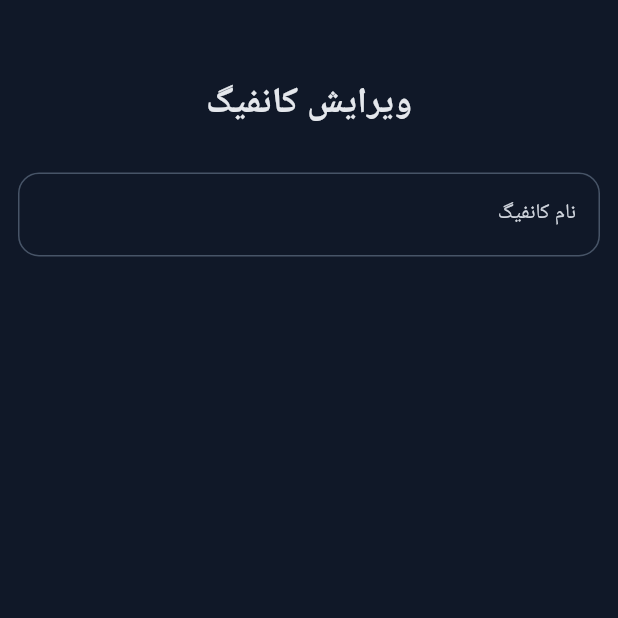
After one commit to RaminBgrn/kivi_vpn, a Flutter app: the EditConfigScreen screen opened directly, on a phone screen of 412 x 824 dp, the top half of it. The commit adds this screen. Run offline on Flutter 3.47's test engine with Material 3 defaults, Android fonts, the phone set to English and light mode, and no system bars; our stand-ins replace auto_size_text, dashed_circular_progress_bar, draggable_home, expandable_page_view, flutter_svg, gap and 7 more; missing offline and left inert: flutter_internet_speed_test, flutter_v2ray, ip_country_lookup, qr_code_scanner, svg_flag; accounts and stored records are empty; Roboto replaces fonts that are missing (Vazirmatn).

```diff
--- a/lib/core/base_controller.dart
+++ b/lib/core/base_controller.dart
@@ -1,6 +1,6 @@
 import 'package:get/get.dart';
 import 'package:kivi_vpn/core/i_shared_preference.dart';
-import 'package:kivi_vpn/core/v2ray_controller.dart';
+import 'package:kivi_vpn/features/feature_v2ray/controller/v2ray_controller.dart';
 import 'package:kivi_vpn/features/feature_home/controller/home_controller.dart';
 import 'package:kivi_vpn/features/feature_speed_test/controller/speed_test_controller.dart';
 
--- a/lib/features/feature_configs/screen/configs_screen.dart
+++ b/lib/features/feature_configs/screen/configs_screen.dart
@@ -1,6 +1,7 @@
 import 'package:draggable_home/draggable_home.dart';
 import 'package:flutter/material.dart';
 import 'package:get/get.dart';
+import 'package:kivi_vpn/common/colors.dart';
 
 import 'package:kivi_vpn/features/feature_configs/controller/configs_controller.dart';
 import 'package:kivi_vpn/features/feature_configs/widget/config_item.dart';
@@ -14,7 +15,7 @@ class ConfigScreen extends StatelessWidget {
   @override
   Widget build(BuildContext context) {
     return Scaffold(
-      backgroundColor: const Color(0xFF080808),
+      backgroundColor: myGrey[900],
       body: SafeArea(
         child: DraggableHome(
           appBarColor: Colors.transparent,
--- /dev/null
+++ b/lib/features/feature_edit_config/screen/edit_config_screen.dart
@@ -0,0 +1,40 @@
+import 'package:flutter/material.dart';
+import 'package:gap/gap.dart';
+import 'package:google_fonts/google_fonts.dart';
+import 'package:kivi_vpn/common/colors.dart';
+import 'package:kivi_vpn/features/feature_edit_config/widgets/edit_confgi_text_input.dart';
+
+class EditConfigScreen extends StatelessWidget {
+  const EditConfigScreen({super.key});
+
+  @override
+  Widget build(BuildContext context) {
+    return Scaffold(
+        backgroundColor: myGrey[900]!,
+        body: SizedBox(
+          width: MediaQuery.sizeOf(context).width,
+          height: MediaQuery.sizeOf(context).height,
+          child: Padding(
+            padding: const EdgeInsets.symmetric(horizontal: 12.0),
+            child: Column(
+              crossAxisAlignment: CrossAxisAlignment.center,
+              children: [
+                const Gap(52),
+                Text(
+                  'ویرایش کانفیگ',
+                  style: GoogleFonts.vazirmatn(
+                      fontSize: 24,
+                      fontWeight: FontWeight.bold,
+                      color: myGrey[200]),
+                ),
+                const Gap(28),
+                EditConfigTextInput(
+                  controller: TextEditingController(),
+                  title: "نام کانفیگ",
+                ),
+              ],
+            ),
+          ),
+        ));
+  }
+}
--- /dev/null
+++ b/lib/features/feature_edit_config/widgets/edit_confgi_text_input.dart
@@ -0,0 +1,54 @@
+import 'package:flutter/material.dart';
+import 'package:google_fonts/google_fonts.dart';
+import 'package:kivi_vpn/common/colors.dart';
+
+class EditConfigTextInput extends StatelessWidget {
+  final TextEditingController controller;
+  final String title;
+
+  const EditConfigTextInput({
+    required this.controller,
+    required this.title,
+    super.key,
+  });
+
+  @override
+  Widget build(BuildContext context) {
+    return SizedBox(
+      width: double.infinity,
+      height: 60,
+      child: Directionality(
+        textDirection: TextDirection.rtl,
+        child: TextField(
+          controller: controller,
+          style: GoogleFonts.vazirmatn(
+            fontSize: 16,
+            fontWeight: FontWeight.w600,
+            color: myGrey[200],
+          ),
+          decoration: InputDecoration(
+            label: Text(
+              title,
+              style: GoogleFonts.vazirmatn(
+                  color: myGrey[300],
+                  fontWeight: FontWeight.normal,
+                  fontSize: 14),
+            ),
+            border: _border(myGrey[600]!),
+            enabledBorder: _border(myGrey[600]!),
+            focusedBorder: _border(enableButtonColor),
+          ),
+        ),
+      ),
+    );
+  }
+
+  OutlineInputBorder _border(Color borderColor) {
+    return OutlineInputBorder(
+        borderRadius: BorderRadius.circular(14),
+        borderSide: BorderSide(
+          color: borderColor,
+          width: 1,
+        ));
+  }
+}
--- a/lib/features/feature_home/controller/home_controller.dart
+++ b/lib/features/feature_home/controller/home_controller.dart
@@ -4,7 +4,7 @@ import 'package:flutter/material.dart';
 import 'package:get/get.dart';
 import 'package:kivi_vpn/common/colors.dart';
 import 'package:kivi_vpn/common/ip_helper.dart';
-import 'package:kivi_vpn/core/v2ray_controller.dart';
+import 'package:kivi_vpn/features/feature_v2ray/controller/v2ray_controller.dart';
 import 'package:kivi_vpn/features/feature_home/model/country_data_model.dart';
 
 class HomeController extends GetxController {
@@ -14,10 +14,10 @@ class HomeController extends GetxController {
   final PageController _pageController = PageController();
   PageController get getPageController => _pageController;
 
-  Color _buttonBackgroundColor = disableButtonColor.withOpacity(0.4);
+  Color _buttonBackgroundColor = myGrey[800]!.withOpacity(0.4);
   Color get getButtonBackgroundColor => _buttonBackgroundColor;
 
-  Color _buttonForegroundColor = disableButtonColor;
+  Color _buttonForegroundColor = myGrey[700]!;
   Color get getButtonForegroundColor => _buttonForegroundColor;
 
   bool _animationFlag = false;
@@ -30,7 +30,7 @@ class HomeController extends GetxController {
     final controller = Get.find<V2rayController>();
     log(controller.getVpnState);
     if (controller.getVpnState == "CONNECTED") {
-      _buttonBackgroundColor = enableButtonColor.withOpacity(0.4);
+      _buttonBackgroundColor = enableButtonColor;
       _buttonForegroundColor = enableButtonColor;
     }
     update();
@@ -62,8 +62,8 @@ class HomeController extends GetxController {
       });
     } else {
       controller.disconnect();
-      _buttonBackgroundColor = disableButtonColor.withOpacity(0.4);
-      _buttonForegroundColor = disableButtonColor;
+      _buttonBackgroundColor = myGrey[800]!;
+      _buttonForegroundColor = myGrey[700]!;
       update();
       checkConnectionData();
     }
--- a/lib/features/feature_home/screen/home_screen.dart
+++ b/lib/features/feature_home/screen/home_screen.dart
@@ -5,7 +5,7 @@ import 'package:gap/gap.dart';
 import 'package:get/get.dart';
 import 'package:google_fonts/google_fonts.dart';
 import 'package:kivi_vpn/common/colors.dart';
-import 'package:kivi_vpn/core/v2ray_controller.dart';
+import 'package:kivi_vpn/features/feature_v2ray/controller/v2ray_controller.dart';
 import 'package:kivi_vpn/features/feature_configs/controller/configs_controller.dart';
 import 'package:kivi_vpn/features/feature_configs/screen/configs_screen.dart';
 import 'package:kivi_vpn/features/feature_home/controller/home_controller.dart';
@@ -26,7 +26,7 @@ class HomeScreen extends StatelessWidget {
       body: Container(
         width: MediaQuery.sizeOf(context).width,
         height: MediaQuery.sizeOf(context).height,
-        color: const Color(0xFF080808),
+        color: myGrey[900],
         child: SingleChildScrollView(
           child: Column(
             children: [
--- a/lib/features/feature_home/widget/current_config_widget.dart
+++ b/lib/features/feature_home/widget/current_config_widget.dart
@@ -18,7 +18,7 @@ class CurrentConfigWidget extends StatelessWidget {
       margin: const EdgeInsets.symmetric(horizontal: 12),
       decoration: BoxDecoration(
         borderRadius: BorderRadius.circular(12),
-        color: const Color(0xFF111418),
+        color: myGrey[800],
       ),
       child: GetBuilder<HomeController>(builder: (clr) {
         return Row(
--- a/lib/features/feature_home/widget/home_buttons_section.dart
+++ b/lib/features/feature_home/widget/home_buttons_section.dart
@@ -4,7 +4,7 @@ import 'package:gap/gap.dart';
 import 'package:get/get.dart';
 import 'package:google_fonts/google_fonts.dart';
 import 'package:kivi_vpn/common/colors.dart';
-import 'package:kivi_vpn/core/v2ray_controller.dart';
+import 'package:kivi_vpn/features/feature_v2ray/controller/v2ray_controller.dart';
 import 'package:kivi_vpn/features/feature_home/widget/trafic_item.dart';
 import 'package:kivi_vpn/gen/assets.gen.dart';
 
@@ -20,7 +20,7 @@ class HomeButtonsSection extends StatelessWidget {
         padding: const EdgeInsets.symmetric(vertical: 12),
         decoration: BoxDecoration(
           borderRadius: BorderRadius.circular(12),
-          color: const Color(0xFF111418),
+          color: myGrey[800],
         ),
         child: Column(
           children: [
--- a/lib/features/feature_speed_test/widget/speed_test_section.dart
+++ b/lib/features/feature_speed_test/widget/speed_test_section.dart
@@ -5,7 +5,7 @@ import 'package:gap/gap.dart';
 import 'package:get/get.dart';
 import 'package:google_fonts/google_fonts.dart';
 import 'package:kivi_vpn/common/colors.dart';
-import 'package:kivi_vpn/core/v2ray_controller.dart';
+import 'package:kivi_vpn/features/feature_v2ray/controller/v2ray_controller.dart';
 import 'package:kivi_vpn/features/feature_home/controller/home_controller.dart';
 import 'package:kivi_vpn/features/feature_home/widget/trafic_item.dart';
 import 'package:kivi_vpn/features/feature_speed_test/controller/speed_test_controller.dart';
@@ -32,10 +32,10 @@ class _SpeedTestSectionState extends State<SpeedTestSection> {
       width: MediaQuery.sizeOf(context).width,
       height: 200,
       margin: const EdgeInsets.all(12),
-      padding: const EdgeInsets.symmetric(vertical: 12),
+      padding: const EdgeInsets.only(top: 12, bottom: 12, right: 12),
       decoration: BoxDecoration(
         borderRadius: BorderRadius.circular(12),
-        color: const Color(0xFF111418),
+        color: myGrey[800],
       ),
       child: Column(
         children: [
```
Also changed, not shown: lib/database/config_db.dart (+10 -10 lines), lib/features/feature_configs/controller/configs_controller.dart (+27 -17 lines), lib/features/feature_configs/model/config_model.dart (+5 -5 lines), lib/features/feature_configs/widget/config_item.dart (+9 -5 lines), lib/features/feature_configs/widget/ping.dart (+9 -3 lines), lib/features/feature_v2ray/controller/v2ray_controller.dart (renamed from lib/core/v2ray_controller.dart, +57 -13 lines).
